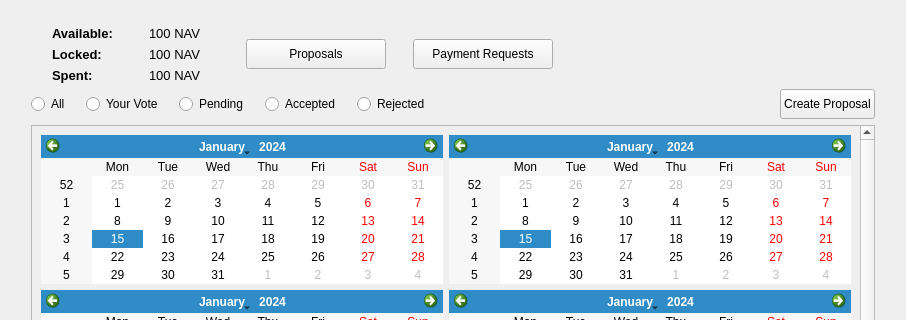
This is src/qt/communityfundpage.ui in navcoin/navcoin-core as Qt 5 draws it before an edit; both pictures show x 0 to 906 and y 0 to 320 of the 906 by 690 pixel window. The edited form follows.
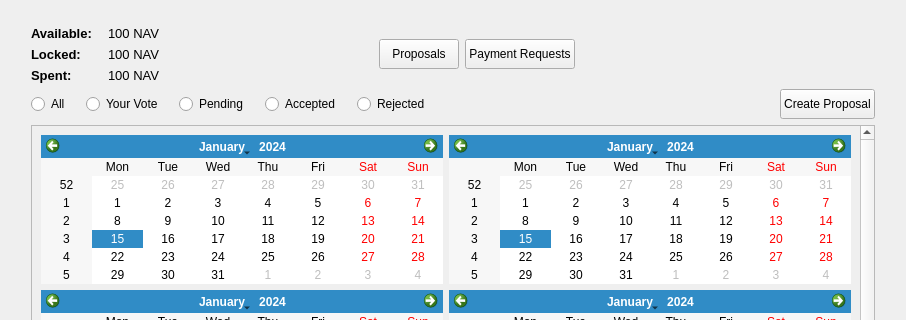
This is the edited form.

Commit message: available, locked, spent labels static on resizing + todo slider format

```diff
--- a/src/qt/communityfundpage.ui
+++ b/src/qt/communityfundpage.ui
@@ -116,6 +116,22 @@
            </item>
           </layout>
          </item>
+         <item>
+          <spacer name="horizontalSpacer_9">
+           <property name="orientation">
+            <enum>Qt::Horizontal</enum>
+           </property>
+           <property name="sizeType">
+            <enum>QSizePolicy::Fixed</enum>
+           </property>
+           <property name="sizeHint" stdset="0">
+            <size>
+             <width>10</width>
+             <height>20</height>
+            </size>
+           </property>
+          </spacer>
+         </item>
          <item>
           <layout class="QVBoxLayout" name="verticalLayoutAmount">
            <item>
@@ -174,6 +190,19 @@
            </item>
           </layout>
          </item>
+         <item>
+          <spacer name="horizontalSpacer_2">
+           <property name="orientation">
+            <enum>Qt::Horizontal</enum>
+           </property>
+           <property name="sizeHint" stdset="0">
+            <size>
+             <width>40</width>
+             <height>20</height>
+            </size>
+           </property>
+          </spacer>
+         </item>
          <item>
           <widget class="QPushButton" name="pushButtonProposals">
            <property name="maximumSize">
@@ -207,12 +236,12 @@
           </widget>
          </item>
          <item>
-          <spacer name="horizontalSpacer_2">
+          <spacer name="horizontalSpacer_10">
            <property name="orientation">
             <enum>Qt::Horizontal</enum>
            </property>
            <property name="sizeType">
-            <enum>QSizePolicy::Maximum</enum>
+            <enum>QSizePolicy::Minimum</enum>
            </property>
            <property name="sizeHint" stdset="0">
             <size>
```
